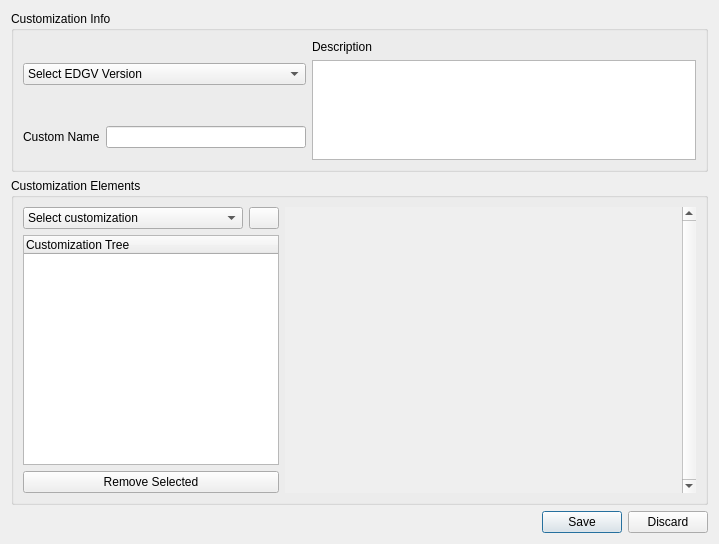
Above: PostgisCustomization/createDatabaseCustomization.ui from dsgoficial/DsgTools before the change. Below: the same form after it.
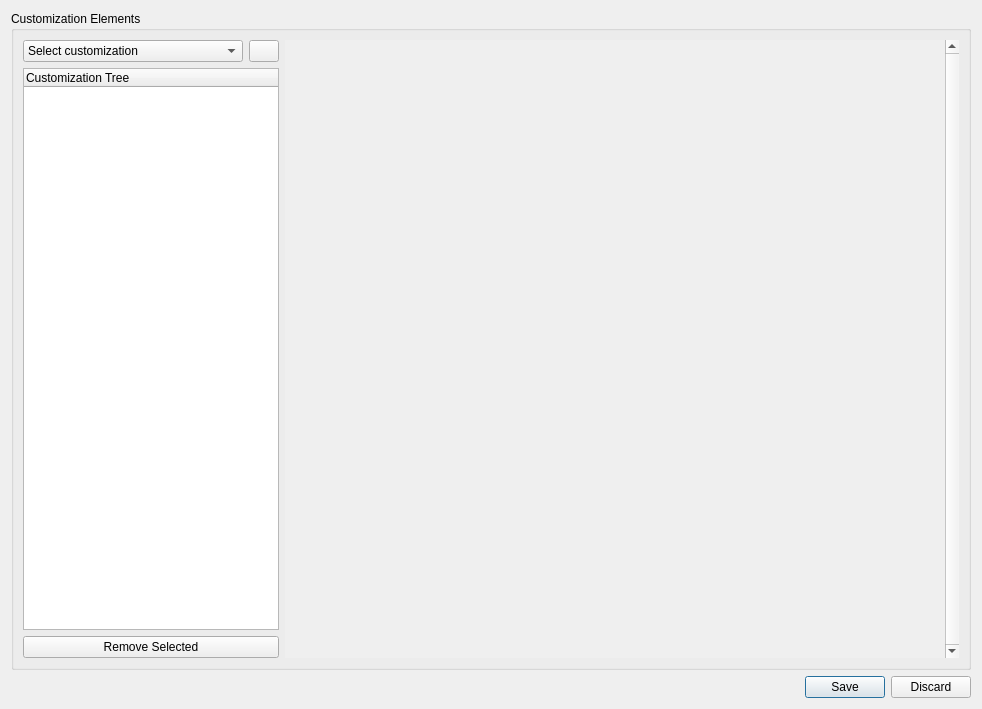
That is the form after the change. Icons and pictures are not drawn.

The edit to the form file:
```diff
--- a/PostgisCustomization/createDatabaseCustomization.ui
+++ b/PostgisCustomization/createDatabaseCustomization.ui
@@ -6,8 +6,8 @@
    <rect>
     <x>0</x>
     <y>0</y>
-    <width>719</width>
-    <height>544</height>
+    <width>982</width>
+    <height>709</height>
    </rect>
   </property>
   <property name="sizePolicy">
@@ -21,91 +21,6 @@
   </property>
   <layout class="QGridLayout" name="gridLayout_4">
    <item row="0" column="0">
-    <widget class="QGroupBox" name="groupBox">
-     <property name="title">
-      <string>Customization Info</string>
-     </property>
-     <layout class="QGridLayout" name="gridLayout_2">
-      <item row="0" column="0">
-       <layout class="QGridLayout" name="gridLayout">
-        <item row="0" column="0" colspan="2">
-         <widget class="QComboBox" name="versionSelectionComboBox">
-          <property name="maximumSize">
-           <size>
-            <width>300</width>
-            <height>16777215</height>
-           </size>
-          </property>
-          <item>
-           <property name="text">
-            <string>Select EDGV Version</string>
-           </property>
-          </item>
-          <item>
-           <property name="text">
-            <string>2.1.3</string>
-           </property>
-          </item>
-          <item>
-           <property name="text">
-            <string>FTer_2a_Ed</string>
-           </property>
-          </item>
-         </widget>
-        </item>
-        <item row="0" column="2" rowspan="2">
-         <layout class="QVBoxLayout" name="verticalLayout">
-          <item>
-           <widget class="QLabel" name="label_2">
-            <property name="text">
-             <string>Description</string>
-            </property>
-           </widget>
-          </item>
-          <item>
-           <widget class="QTextEdit" name="customDescriptionTextEdit">
-            <property name="sizePolicy">
-             <sizepolicy hsizetype="Expanding" vsizetype="MinimumExpanding">
-              <horstretch>0</horstretch>
-              <verstretch>0</verstretch>
-             </sizepolicy>
-            </property>
-            <property name="maximumSize">
-             <size>
-              <width>16777215</width>
-              <height>100</height>
-             </size>
-            </property>
-           </widget>
-          </item>
-         </layout>
-        </item>
-        <item row="1" column="0">
-         <widget class="QLabel" name="label">
-          <property name="text">
-           <string>Custom Name</string>
-          </property>
-         </widget>
-        </item>
-        <item row="1" column="1">
-         <widget class="QLineEdit" name="customNameLineEdit">
-          <property name="maximumSize">
-           <size>
-            <width>200</width>
-            <height>16777215</height>
-           </size>
-          </property>
-          <property name="readOnly">
-           <bool>false</bool>
-          </property>
-         </widget>
-        </item>
-       </layout>
-      </item>
-     </layout>
-    </widget>
-   </item>
-   <item row="1" column="0">
     <widget class="QGroupBox" name="groupBox_2">
      <property name="title">
       <string>Customization Elements</string>
@@ -211,8 +126,8 @@
           <rect>
            <x>0</x>
            <y>0</y>
-           <width>407</width>
-           <height>274</height>
+           <width>654</width>
+           <height>622</height>
           </rect>
          </property>
          <layout class="QVBoxLayout" name="verticalLayout_2">
@@ -230,7 +145,7 @@
      </layout>
     </widget>
    </item>
-   <item row="2" column="0">
+   <item row="1" column="0">
     <widget class="QDialogButtonBox" name="buttonBox">
      <property name="orientation">
       <enum>Qt::Horizontal</enum>
```
